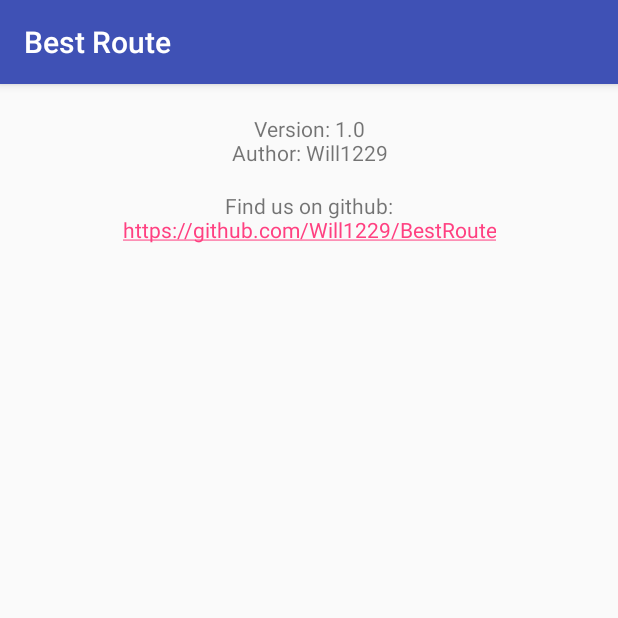
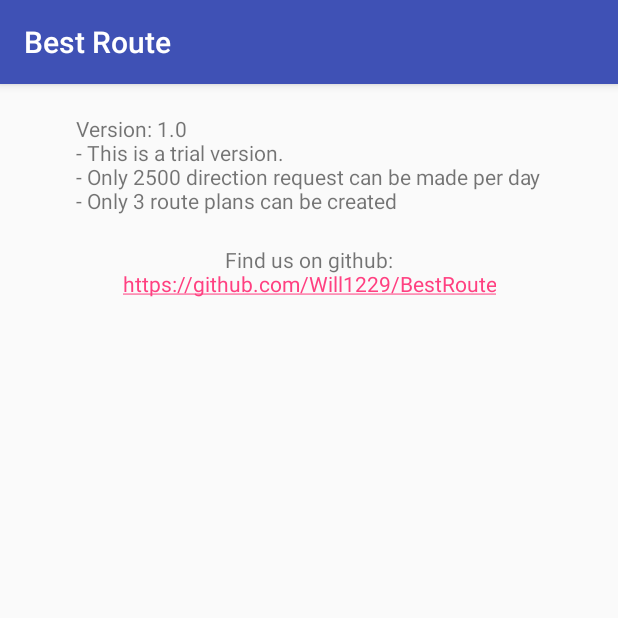
Before and after one commit to Will1229/BestRoute, an Android app: the fragment AboutFragment shown on its own in the app's theme, on a phone screen of 412 x 824 dp, the top half of it. Run offline under Robolectric (Android 15) with nearby library versions, the phone set to English and light mode, and no system bars.

Commit message:
modify about

```diff
--- a/app/src/main/res/layout/fragment_about.xml
+++ b/app/src/main/res/layout/fragment_about.xml
@@ -9,11 +9,12 @@
         android:layout_width="wrap_content"
         android:layout_height="wrap_content"
         android:layout_centerHorizontal="true"
+        android:layout_marginLeft="10dp"
+        android:layout_marginRight="10dp"
         android:layout_marginTop="20dp"
         android:autoLink="all"
         android:linksClickable="true"
-        android:text="Version: 1.0\nAuthor: Will1229\n"
-        android:textAlignment="center"
+        android:text="Version: 1.0\n- This is a trial version.\n- Only 2500 direction request can be made per day\n- Only 3 route plans can be created"
         android:textAppearance="?android:attr/textAppearanceSmall"/>
 
 
@@ -24,6 +25,7 @@
         android:layout_below="@+id/about_description"
         android:layout_centerHorizontal="true"
         android:layout_marginBottom="20dp"
+        android:layout_marginTop="20dp"
         android:autoLink="web"
         android:linksClickable="true"
         android:text="Find us on github:\nhttps://github.com/Will1229/BestRoute"
```
